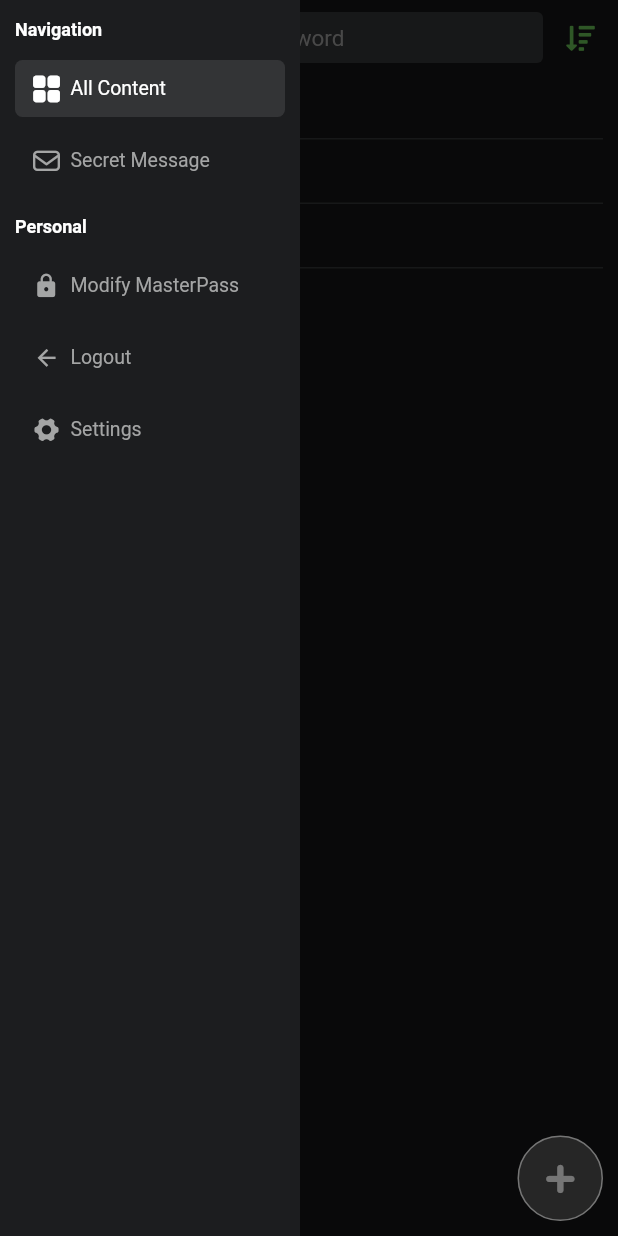
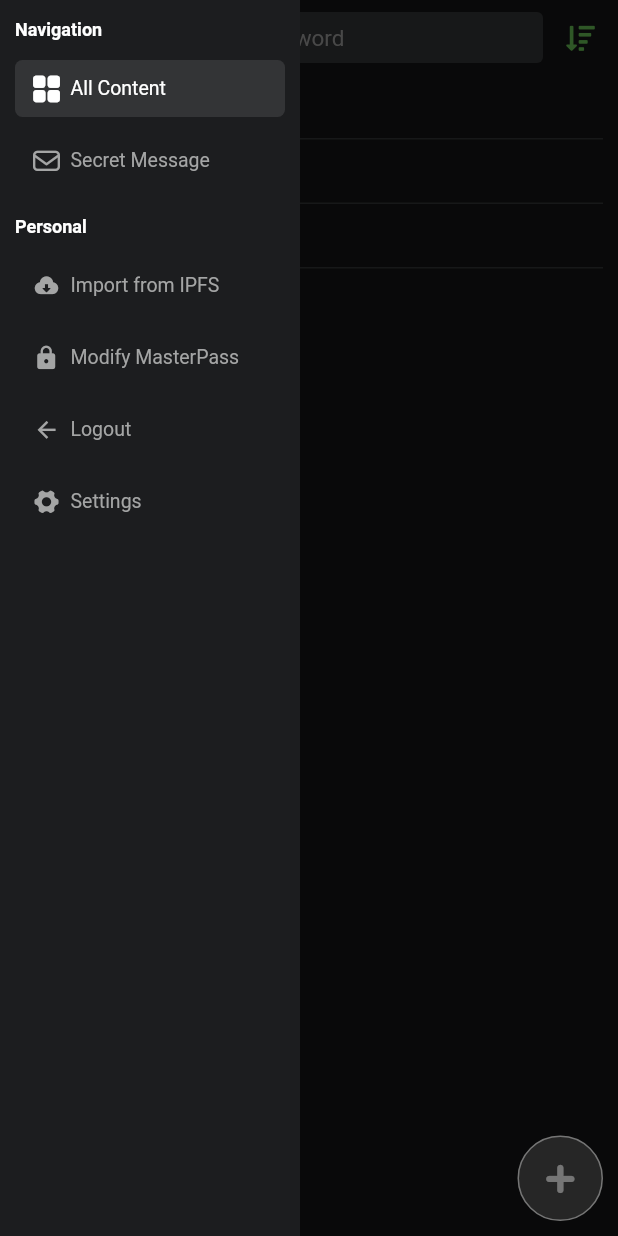
Before and after one commit to zhongxuqi/ipfspass, a Flutter app: the MainPage screen opened directly, with the side drawer open, on a phone screen of 412 x 824 dp. Run offline on Flutter 3.47's test engine with Material 2 defaults, Android fonts, the light colour scheme and no system bars; our stand-ins replace dio, file_picker, fluttertoast, local_auth, numberpicker, permission_handler and 3 more; missing offline and left inert: flutter_qr_reader, lpinyin, otp; accounts and stored records are empty.

Commit message:
add download ipfs content

```diff
--- a/app/lib/components/FragmentMessage.dart
+++ b/app/lib/components/FragmentMessage.dart
@@ -539,7 +539,7 @@ class ModalMessageState extends State<ModalMessage> with TickerProviderStateMixi
                       child: Text(
                         AppLocalizations.of(context).getLanguageText('gonext'),
                         style: TextStyle(
-                          color: Colors.blue,
+                          color: ColorUtils.blue,
                           fontWeight: FontWeight.bold,
                         ),
                       ),
--- a/app/lib/main.dart
+++ b/app/lib/main.dart
@@ -17,6 +17,7 @@ import 'utils/colors.dart';
 import 'utils/iconfonts.dart';
 import 'welcome.dart';
 import 'common/types.dart' as types;
+import 'components/ImportFromIPFSDialog.dart';
 
 void main() {
   runApp(MyApp());
@@ -345,6 +346,22 @@ class _MainPageState extends State<MainPage> with WidgetsBindingObserver {
                         Container(
                           margin: EdgeInsets.symmetric(vertical: 0.0, horizontal: 10.0),
                           child: DrawerButton(
+                            text: AppLocalizations.of(context).getLanguageText('import_from_ipfs'),
+                            iconData: IconFonts.download,
+                            isActive: false,
+                            onClick: () {
+                              Navigator.of(context).pop();
+                              showImportFromIPFSDialog(context, callback: () {
+                                if (_fragmentContentKey != null && _fragmentContentKey.currentState != null) {
+                                  _fragmentContentKey.currentState.initContentList();
+                                }
+                              });
+                            },
+                          ),
+                        ),
+                        Container(
+                          margin: EdgeInsets.symmetric(vertical: 0.0, horizontal: 10.0),
+                          child: DrawerButton(
                             text: AppLocalizations.of(context).getLanguageText('modify_master_password'),
                             iconData: IconFonts.lock,
                             isActive: false,
--- a/app/lib/utils/iconfonts.dart
+++ b/app/lib/utils/iconfonts.dart
@@ -28,4 +28,5 @@ class IconFonts {
   static const IconData eyeslash = IconData(0xe6df, fontFamily: 'iconfont');
   static const IconData copy = IconData(0xf289, fontFamily: 'iconfont');
   static const IconData arrow_down = IconData(0xe644, fontFamily: 'iconfont');
+  static const IconData download = IconData(0xe737, fontFamily: 'iconfont');
 }
--- a/app/lib/utils/ipfs.dart
+++ b/app/lib/utils/ipfs.dart
@@ -2,10 +2,24 @@ import 'package:dio/dio.dart';
 
 class IPFSUtils {
   static Future<Response> uploadIPFS(String data) async {
+    // todo 获取gateway
     var dio = Dio();
     var formData = FormData.fromMap({
       'file': MultipartFile.fromString(data),
     });
     return dio.post('https://infura-ipfs.io:5001/api/v0/add?hash=sha2-256&inline-limit=32', data: formData).timeout(Duration(seconds: 5));
   }
+
+  static Future<Response> convertIPFSContentID(String contentID) async {
+    var dio = Dio();
+    return dio.get('https://ipfs.easypass.tech/api/ipfs/cid/base32', queryParameters: {'arg': contentID}).timeout(Duration(seconds: 5));
+  }
+
+  static Future<Response> downloadFromIPFS(String contentID) async {
+    // todo 获取gateway
+    var url = "https://ipfs.io/ipfs/<cidv1>".replaceAll("<cidv1>", contentID);
+    print("===>>> url $url");
+    var dio = Dio();
+    return dio.get(url).timeout(Duration(seconds: 5));
+  }
 }
--- a/app/lib/utils/localization.dart
+++ b/app/lib/utils/localization.dart
@@ -396,6 +396,22 @@ class AppLocalizations {
       "en": "Upload IPFS fail",
       "zh": "上传IPFS失败",
     },
+    "import_from_ipfs": {
+      "en": "Import from IPFS",
+      "zh": "从IPFS导入数据",
+    },
+    "ipfs_content_id": {
+      "en": "IPFS Content ID",
+      "zh": "IPFS内容ID",
+    },
+    "ipfs_content_id_hint": {
+      "en": "Please input IPFS content ID",
+      "zh": "请输入IPFS内容ID",
+    },
+    "download_ipfs_fail": {
+      "en": "Download IPFS Content fail",
+      "zh": "下载IPFS内容失败",
+    },
   };
 
   String getLanguageText(String textID) {
```
Also changed, not shown: app/lib/components/ImportFromIPFSDialog.dart (added, +179 -0 lines), app/fonts/iconfont.ttf.
